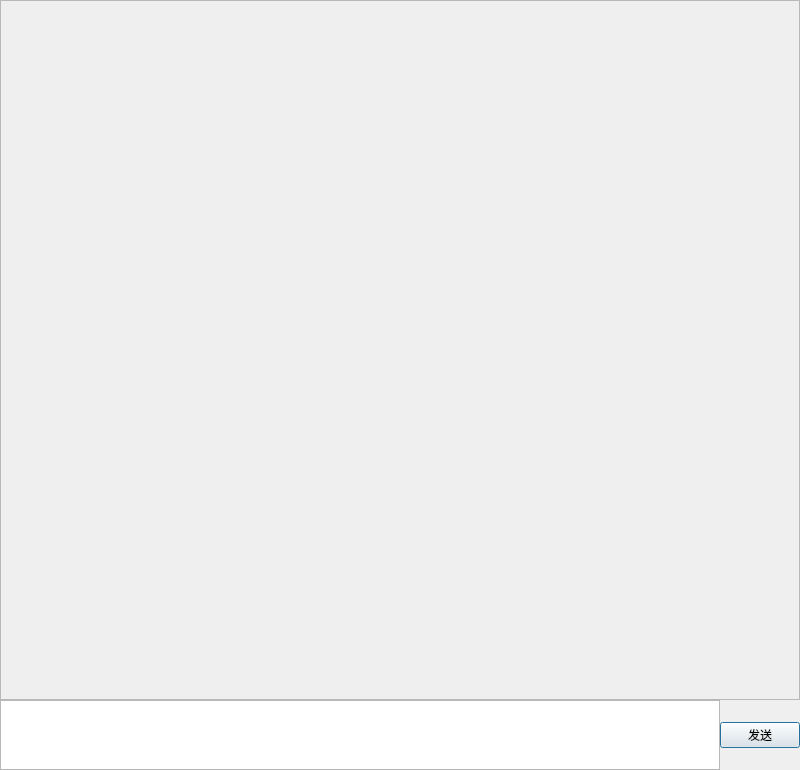
KBchulan/HungerYet, file client/chatdialog.ui: the form before one commit.
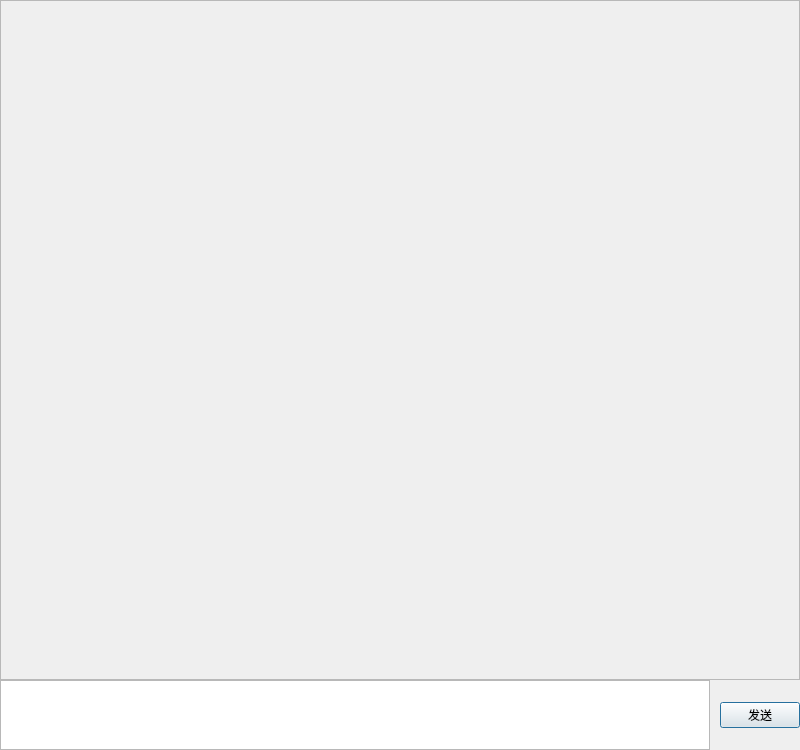
The form after the commit.

```diff
--- a/client/chatdialog.ui
+++ b/client/chatdialog.ui
@@ -31,32 +31,33 @@
      <property name="minimumSize">
       <size>
        <width>0</width>
-       <height>700</height>
+       <height>680</height>
       </size>
      </property>
+     <property name="widgetResizable">
+      <bool>true</bool>
+     </property>
      <widget class="QWidget" name="chatContent">
       <property name="geometry">
        <rect>
         <x>0</x>
         <y>0</y>
-        <width>18</width>
-        <height>600</height>
+        <width>798</width>
+        <height>678</height>
        </rect>
       </property>
-      <property name="minimumSize">
-       <size>
-        <width>0</width>
-        <height>0</height>
-       </size>
-      </property>
-      <layout class="QVBoxLayout" name="chatLayout"/>
+      <layout class="QVBoxLayout" name="chatLayout">
+       <property name="spacing">
+        <number>5</number>
+       </property>
+      </layout>
      </widget>
     </widget>
    </item>
    <item>
     <layout class="QHBoxLayout" name="inputLayout">
      <property name="spacing">
-      <number>0</number>
+      <number>10</number>
      </property>
      <item>
       <widget class="QTextEdit" name="inputEdit"/>
```
